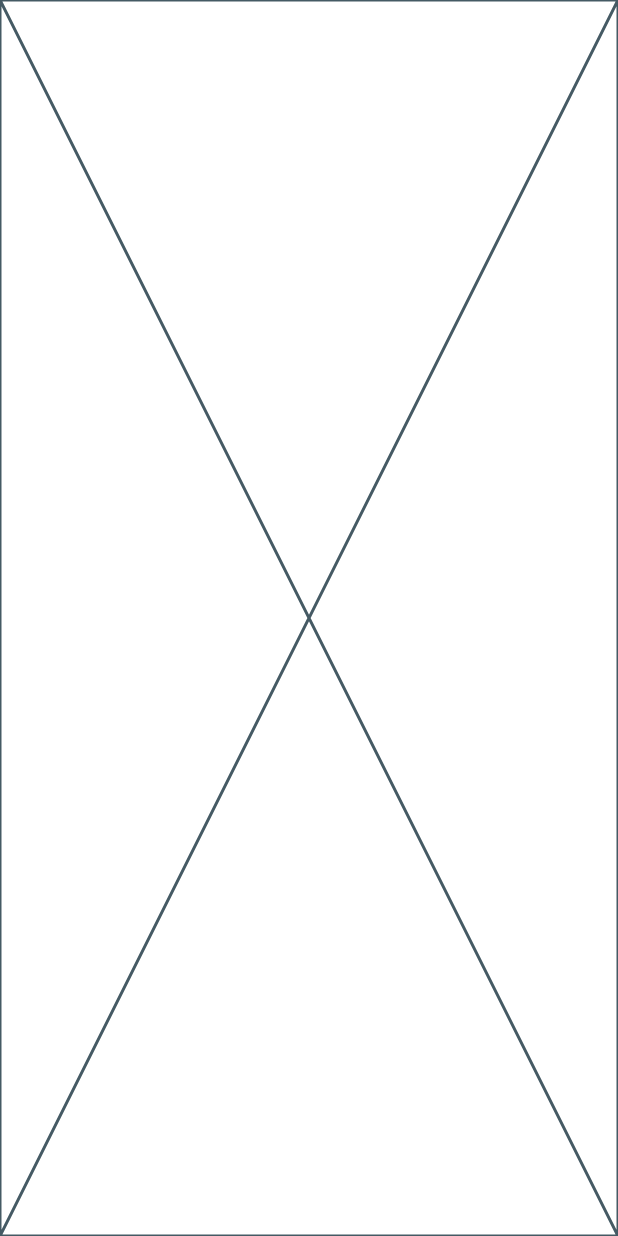
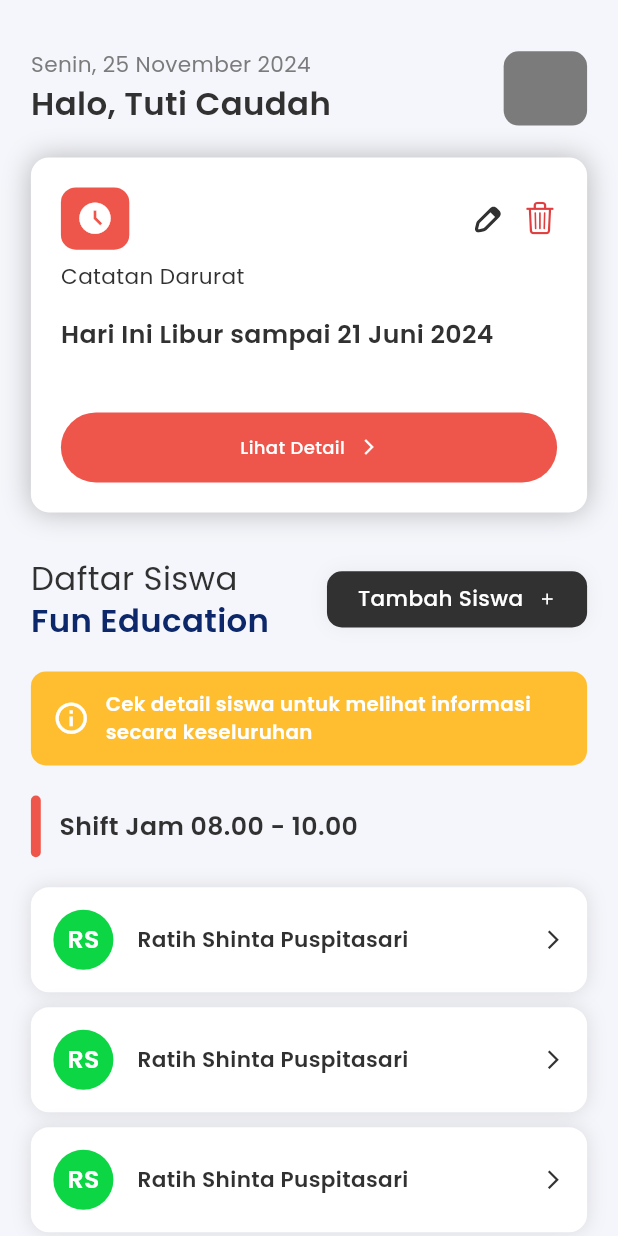
Before and after one commit to RadyaHarbani/Fun-Education-App-Teacher, a Flutter app: the screen it shows after launch, on a phone screen of 412 x 824 dp. Run offline on Flutter 3.47's test engine with Material 3 defaults, Android fonts, the phone set to English and light mode, and no system bars; drawn by our look-alikes of auto_size_text; our stand-ins replace dio, flutter_svg, get, google_fonts, shared_preferences.

Commit message:
feat [RS] : slicing dashboard page

```diff
--- /dev/null
+++ b/lib/app/global-component/common_warning.dart
@@ -0,0 +1,57 @@
+import 'package:auto_size_text/auto_size_text.dart';
+import 'package:flutter/material.dart';
+import 'package:fun_education_app_teacher/common/helper/themes.dart';
+import 'package:google_fonts/google_fonts.dart';
+
+class CommonWarning extends StatelessWidget {
+  final Color backColor;
+  final IconData? icon;
+  final String text;
+
+  CommonWarning({
+    Key? key,
+    required this.backColor,
+    this.icon,
+    required this.text,
+  }) : super(key: key);
+
+  @override
+  Widget build(BuildContext context) {
+    final Size mediaQuery = MediaQuery.of(context).size;
+    final double width = mediaQuery.width;
+    final double height = mediaQuery.height;
+    return Container(
+      padding: EdgeInsets.symmetric(
+        horizontal: width * 0.035,
+        vertical: height * 0.015,
+      ),
+      decoration: BoxDecoration(
+        borderRadius: BorderRadius.circular(10),
+        color: backColor,
+      ),
+      child: Row(
+        children: [
+          if (icon != null) // Check if icon is provided
+            Icon(
+              icon,
+              color: whiteColor,
+              size: 25,
+            ),
+          if (icon != null) // Check if icon is provided
+            SizedBox(width: width * 0.025),
+          Flexible(
+            child: AutoSizeText(
+              text,
+              maxLines: 5,
+              style: GoogleFonts.poppins(
+                color: whiteColor,
+                fontWeight: FontWeight.w600,
+                fontSize: figmaFontsize(11),
+              ),
+            ),
+          ),
+        ],
+      ),
+    );
+  }
+}
--- /dev/null
+++ b/lib/app/pages/dashboard-page/component/dashboard_component_four.dart
@@ -0,0 +1,52 @@
+import 'package:auto_size_text/auto_size_text.dart';
+import 'package:flutter/material.dart';
+import 'package:fun_education_app_teacher/app/pages/dashboard-page/widgets/student_card.dart';
+import 'package:fun_education_app_teacher/common/helper/themes.dart';
+
+class DashboardComponentFour extends StatelessWidget {
+  const DashboardComponentFour({super.key});
+
+  @override
+  Widget build(BuildContext context) {
+    final Size mediaQuery = MediaQuery.of(context).size;
+    final double width = mediaQuery.width;
+    final double height = mediaQuery.height;
+
+    return Column(
+      children: [
+        Row(
+          children: [
+            Container(
+              margin: EdgeInsets.only(right: width * 0.03),
+              width: width * 0.016,
+              height: height * 0.05,
+              decoration: BoxDecoration(
+                color: primaryColor,
+                borderRadius: BorderRadius.circular(4),
+              ),
+            ),
+            Flexible(
+              child: AutoSizeText.rich(
+                textAlign: TextAlign.start,
+                TextSpan(
+                    text: 'Shift Jam 08.00 - 10.00',
+                    style: tsBodyMediumSemibold(blackColor)),
+                maxLines: 2,
+              ),
+            ),
+          ],
+        ),
+        SizedBox(height: 20),
+        ListView.builder(
+          physics: NeverScrollableScrollPhysics(),
+          shrinkWrap: true,
+          itemCount: 3,
+          itemBuilder: (BuildContext context, int index) {
+            return StudentCard(
+                name: 'Ratih Shinta Puspitasari', initials: 'RS');
+          },
+        ),
+      ],
+    );
+  }
+}
--- /dev/null
+++ b/lib/app/pages/dashboard-page/component/dashboard_component_one.dart
@@ -0,0 +1,35 @@
+import 'package:flutter/material.dart';
+import 'package:fun_education_app_teacher/common/helper/themes.dart';
+
+class DashboardComponentOne extends StatelessWidget {
+  const DashboardComponentOne({super.key});
+
+  @override
+  Widget build(BuildContext context) {
+    final Size mediaQuery = MediaQuery.of(context).size;
+    final double width = mediaQuery.width;
+    final double height = mediaQuery.height;
+
+    return Row(
+      mainAxisAlignment: MainAxisAlignment.spaceBetween,
+      children: [
+        Column(
+          crossAxisAlignment: CrossAxisAlignment.start,
+          children: [
+            Text("Senin, 25 November 2024",
+                style: tsBodySmallRegular(greyColor)),
+            Text("Halo, Tuti Caudah", style: tsTitleSmallSemibold(blackColor)),
+          ],
+        ),
+        Container(
+          height: height * 0.06,
+          width: width * 0.135,
+          decoration: BoxDecoration(
+            color: greyColor,
+            borderRadius: BorderRadius.circular(10),
+          ),
+        )
+      ],
+    );
+  }
+}
--- /dev/null
+++ b/lib/app/pages/dashboard-page/component/dashboard_component_three.dart
@@ -0,0 +1,74 @@
+import 'package:auto_size_text/auto_size_text.dart';
+import 'package:flutter/foundation.dart';
+import 'package:flutter/material.dart';
+import 'package:fun_education_app_teacher/common/helper/themes.dart';
+
+class DashboardComponentThree extends StatelessWidget {
+  const DashboardComponentThree({super.key});
+
+  @override
+  Widget build(BuildContext context) {
+    final Size mediaQuery = MediaQuery.of(context).size;
+    final double width = mediaQuery.width;
+    final double height = mediaQuery.height;
+
+    return Row(
+      mainAxisAlignment: MainAxisAlignment.spaceBetween,
+      children: [
+        Container(
+          width: width * 0.42,
+          child: AutoSizeText.rich(
+            textAlign: TextAlign.start,
+            TextSpan(
+              text: 'Daftar Siswa\n',
+              style: tsTitleSmallRegular(blackColor).copyWith(
+                height: 1.3,
+              ),
+              children: [
+                TextSpan(
+                  text: 'Fun Education',
+                  style: tsTitleSmallSemibold(secondaryColor),
+                ),
+              ],
+            ),
+            maxLines: 2,
+          ),
+        ),
+        Container(
+          padding: EdgeInsets.symmetric(
+            vertical: height * 0.01,
+            horizontal: width * 0.05,
+          ),
+          decoration: BoxDecoration(
+            color: blackColor,
+            borderRadius: BorderRadius.circular(10),
+            boxShadow: [
+              BoxShadow(
+                color: greyColor.withOpacity(0.1),
+                spreadRadius: 0,
+                blurRadius: 10,
+                offset: Offset(0, 0),
+              ),
+            ],
+          ),
+          child: Row(
+            children: [
+              AutoSizeText(
+                'Tambah Siswa',
+                group: AutoSizeGroup(),
+                maxLines: 1,
+                style: tsBodySmallMedium(whiteColor),
+              ),
+              SizedBox(width: 10),
+              Icon(
+                Icons.add,
+                size: 12,
+                color: whiteColor,
+              )
+            ],
+          ),
+        ),
+      ],
+    );
+  }
+}
--- /dev/null
+++ b/lib/app/pages/dashboard-page/component/dashboard_component_two.dart
@@ -0,0 +1,101 @@
+import 'package:auto_size_text/auto_size_text.dart';
+import 'package:flutter/cupertino.dart';
+import 'package:flutter/foundation.dart';
+import 'package:flutter/material.dart';
+import 'package:flutter/widgets.dart';
+import 'package:flutter_svg/flutter_svg.dart';
+import 'package:fun_education_app_teacher/common/helper/themes.dart';
+
+class DashboardComponentTwo extends StatelessWidget {
+  const DashboardComponentTwo({super.key});
+
+  @override
+  Widget build(BuildContext context) {
+    final Size mediaQuery = MediaQuery.of(context).size;
+    final double width = mediaQuery.width;
+    final double height = mediaQuery.height;
+
+    return Container(
+      padding: EdgeInsets.all(20),
+      decoration: BoxDecoration(
+        color: whiteColor,
+        borderRadius: BorderRadius.circular(12),
+        boxShadow: [shadowBlackBlur15Color5],
+      ),
+      child: Column(
+        crossAxisAlignment: CrossAxisAlignment.start,
+        children: [
+          Row(
+            mainAxisAlignment: MainAxisAlignment.spaceBetween,
+            children: [
+              Container(
+                padding: EdgeInsets.symmetric(
+                  vertical: height * 0.01,
+                  horizontal: width * 0.025,
+                ),
+                decoration: BoxDecoration(
+                  color: primaryColor,
+                  borderRadius: BorderRadius.circular(10),
+                ),
+                child: Icon(
+                  Icons.access_time_filled,
+                  color: whiteColor,
+                  size: 25,
+                ),
+              ),
+              Row(
+                children: [
+                  SvgPicture.asset(
+                    'assets/icons/lets-icons_edit.svg',
+                    color: blackColor,
+                    width: 25,
+                  ),
+                  SizedBox(width: 10),
+                  Icon(CupertinoIcons.trash, color: redColor, size: 23),
+                ],
+              ),
+            ],
+          ),
+          SizedBox(height: 8),
+          Text('Catatan Darurat', style: tsBodySmallRegular(blackColor)),
+          SizedBox(height: 15),
+          Text("Hari Ini Libur sampai 21 Juni 2024",
+              style: tsBodyMediumSemibold(blackColor)),
+          SizedBox(height: 24),
+          Container(
+            margin: EdgeInsets.only(top: height * 0.02),
+            padding: EdgeInsets.symmetric(
+              vertical: height * 0.018,
+              horizontal: width * 0.06,
+            ),
+            decoration: BoxDecoration(
+              color: primaryColor,
+              borderRadius: BorderRadius.circular(30),
+            ),
+            child: Row(
+              mainAxisAlignment: MainAxisAlignment.center,
+              children: [
+                AutoSizeText.rich(
+                  textAlign: TextAlign.center,
+                  TextSpan(
+                    text: 'Lihat Detail',
+                    style: tsLabelLargeMedium(whiteColor),
+                  ),
+                  maxLines: 2,
+                ),
+                SizedBox(
+                  width: 10,
+                ),
+                Icon(
+                  Icons.arrow_forward_ios,
+                  color: whiteColor,
+                  size: 12,
+                )
+              ],
+            ),
+          ),
+        ],
+      ),
+    );
+  }
+}
--- /dev/null
+++ b/lib/app/pages/dashboard-page/dashboard_page_binding.dart
@@ -0,0 +1,9 @@
+import 'package:fun_education_app_teacher/app/pages/dashboard-page/dashboard_page_controller.dart';
+import 'package:get/get.dart';
+
+class DashboardPageBinding implements Bindings {
+  @override
+  void dependencies() {
+    Get.lazyPut<DashboardPageController>(() => DashboardPageController());
+  }
+}
--- /dev/null
+++ b/lib/app/pages/dashboard-page/dashboard_page_controller.dart
@@ -0,0 +1,5 @@
+import 'package:get/get.dart';
+
+class DashboardPageController extends GetxController {
+  // Add your controller logic here
+}
--- /dev/null
+++ b/lib/app/pages/dashboard-page/dashboard_page_view.dart
@@ -0,0 +1,60 @@
+import 'package:flutter/material.dart';
+import 'package:fun_education_app_teacher/app/global-component/common_warning.dart';
+import 'package:fun_education_app_teacher/app/pages/dashboard-page/component/dashboard_component_four.dart';
+import 'package:fun_education_app_teacher/app/pages/dashboard-page/component/dashboard_component_one.dart';
+import 'package:fun_education_app_teacher/app/pages/dashboard-page/component/dashboard_component_two.dart';
+import 'package:fun_education_app_teacher/app/pages/dashboard-page/component/dashboard_component_three.dart';
+import 'package:fun_education_app_teacher/common/helper/themes.dart';
+
+class DashboardPageView extends StatelessWidget {
+  @override
+  Widget build(BuildContext context) {
+    final Size mediaQuery = MediaQuery.of(context).size;
+    final double width = mediaQuery.width;
+    final double height = mediaQuery.height;
+
+    return Scaffold(
+      backgroundColor: backgroundColor,
+      body: SingleChildScrollView(
+          physics: BouncingScrollPhysics(),
+          child: SafeArea(
+            child: Padding(
+              padding: EdgeInsets.symmetric(
+                horizontal: width * 0.05,
+                vertical: height * 0.04,
+              ),
+              child: Column(
+                crossAxisAlignment: CrossAxisAlignment.start,
+                children: [
+                  DashboardComponentOne(),
+                  SizedBox(height: 20),
+                  DashboardComponentTwo(),
+                  SizedBox(height: 30),
+                  DashboardComponentThree(),
+                  SizedBox(height: 20),
+                  CommonWarning(
+                      icon: Icons.info_outline,
+                      backColor: warningColor,
+                      text:
+                          'Cek detail siswa untuk melihat informasi secara keseluruhan'),
+                  SizedBox(height: 20),
+                  ListView.builder(
+                    physics: NeverScrollableScrollPhysics(),
+                    shrinkWrap: true,
+                    itemCount: 3,
+                    itemBuilder: (BuildContext context, int index) {
+                      return Column(
+                        children: [
+                          DashboardComponentFour(),
+                          SizedBox(height: 20)
+                        ],
+                      );
+                    },
+                  ),
+                ],
+              ),
+            ),
+          )),
+    );
+  }
+}
--- /dev/null
+++ b/lib/app/pages/dashboard-page/widgets/student_card.dart
@@ -0,0 +1,36 @@
+import 'package:flutter/material.dart';
+import 'package:fun_education_app_teacher/common/helper/themes.dart';
+
+class StudentCard extends StatelessWidget {
+  final String name;
+  final String initials;
+  const StudentCard({super.key, required this.name, required this.initials});
+
+  @override
+  Widget build(BuildContext context) {
+    return Container(
+      margin: EdgeInsets.only(bottom: 10),
+      padding: EdgeInsets.all(15),
+      decoration: BoxDecoration(
+        color: whiteColor,
+        borderRadius: BorderRadius.circular(12),
+        boxShadow: [
+          BoxShadow(color: Colors.grey.withOpacity(0.3), blurRadius: 10)
+        ],
+      ),
+      child: Row(
+        children: [
+          CircleAvatar(
+            radius: 20,
+            child: Text(initials, style: tsBodyMediumSemibold(whiteColor)),
+            backgroundColor: greenColor,
+          ),
+          SizedBox(width: 16),
+          Text(name, style: tsBodySmallSemibold(blackColor)),
+          Spacer(),
+          Icon(Icons.arrow_forward_ios, size: 15, color: blackColor),
+        ],
+      ),
+    );
+  }
+}
--- a/lib/common/routes/app_pages.dart
+++ b/lib/common/routes/app_pages.dart
@@ -1,3 +1,5 @@
+import 'package:fun_education_app_teacher/app/pages/dashboard-page/dashboard_page_binding.dart';
+import 'package:fun_education_app_teacher/app/pages/dashboard-page/dashboard_page_view.dart';
 import 'package:fun_education_app_teacher/app/pages/splash-screen/splash_screen_binding.dart';
 import 'package:fun_education_app_teacher/app/pages/splash-screen/splash_screen_view.dart';
 import 'package:get/get.dart';
@@ -7,7 +9,7 @@ part 'app_routes.dart';
 class AppPages {
   AppPages._();
 
-  static const INITIAL = Routes.SPLASH_SCREEN;
+  static const INITIAL = Routes.DASHBOARD_PAGE;
 
   static final routes = [
     GetPage(
@@ -15,5 +17,10 @@ class AppPages {
       page: () => SplashScreenView(),
       binding: SplashScreenBinding(),
     ),
+    GetPage(
+      name: _Paths.DASHBOARD_PAGE,
+      page: () => DashboardPageView(),
+      binding: DashboardPageBinding(),
+    ),
   ];
 }
--- a/lib/common/routes/app_routes.dart
+++ b/lib/common/routes/app_routes.dart
@@ -3,9 +3,11 @@ part of 'app_pages.dart';
 abstract class Routes {
   Routes._();
     static const SPLASH_SCREEN = _Paths.SPLASH_SCREEN;
+    static const DASHBOARD_PAGE = _Paths.DASHBOARD_PAGE;
 }
 
 abstract class _Paths {
   _Paths._();
   static const SPLASH_SCREEN = '/splash-screen';
+  static const DASHBOARD_PAGE = '/dashboard-page';
 }
--- a/pubspec.yaml
+++ b/pubspec.yaml
@@ -14,6 +14,8 @@ dependencies:
   get: ^4.6.6
   google_fonts: ^6.2.1
   shared_preferences: ^2.2.3
+  auto_size_text: ^3.0.0
+  flutter_svg: null
 
 dev_dependencies:
   flutter_test:
```
Also changed, not shown: assets/icons/lets-icons_edit.svg (added), pubspec.lock.
